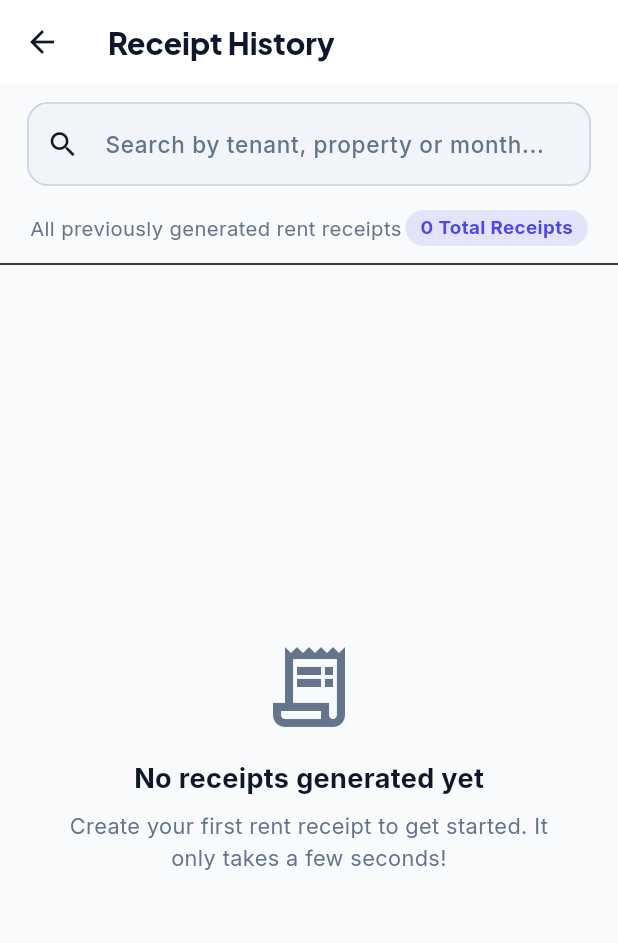
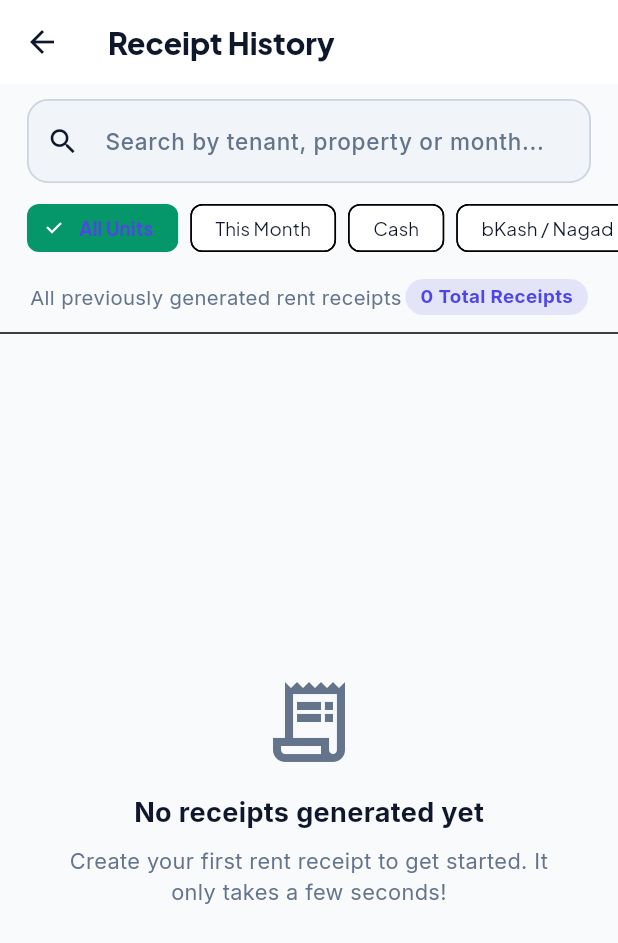
Before and after one commit to Levi9111/Rentezzi-mobile, a Flutter app: the ReceiptHistoryScreen screen opened directly, on a phone screen of 412 x 824 dp. Shown: the top 943 px of the screen. Run offline on Flutter 3.47's test engine with Material 3 defaults, Android fonts, the phone set to English and light mode, and no system bars; our stand-ins replace google_fonts, pdf, printing, shared_preferences; accounts and stored records are empty.

Commit message:
feat(screens): add payment method and date filters with haptic feedback to receipt history

```diff
--- a/lib/screens/receipts/receipt_history_screen.dart
+++ b/lib/screens/receipts/receipt_history_screen.dart
@@ -1,6 +1,8 @@
 import 'package:flutter/material.dart';
 import 'package:provider/provider.dart';
 import '../../core/constants/app_colors.dart';
+import '../../core/services/haptic_service.dart';
+import '../../models/receipt_model.dart';
 import '../../providers/app_provider.dart';
 import '../../providers/receipt_provider.dart';
 import '../../widgets/receipt_card.dart';
@@ -14,11 +16,34 @@ class ReceiptHistoryScreen extends StatefulWidget {
 
 class _ReceiptHistoryScreenState extends State<ReceiptHistoryScreen> {
   final _searchController = TextEditingController();
+  String _activeFilter = 'all'; // 'all', 'this_month', 'cash', 'bkash', 'bank'
 
   @override
   void dispose() {
     _searchController.dispose();
     super.dispose();
+  }
+
+  List<ReceiptModel> _applyFilters(List<ReceiptModel> receipts) {
+    final now = DateTime.now();
+
+    return receipts.where((r) {
+      if (_activeFilter == 'this_month') {
+        if (r.createdAt != null) {
+          return r.createdAt!.year == now.year && r.createdAt!.month == now.month;
+        }
+        return true;
+      } else if (_activeFilter == 'cash') {
+        return r.paymentMethod.toLowerCase() == 'cash';
+      } else if (_activeFilter == 'bkash') {
+        final m = r.paymentMethod.toLowerCase();
+        return m.contains('bkash') || m.contains('nagad') || m.contains('mobile');
+      } else if (_activeFilter == 'bank') {
+        final m = r.paymentMethod.toLowerCase();
+        return m.contains('bank') || m.contains('cheque');
+      }
+      return true;
+    }).toList();
   }
 
   @override
@@ -28,7 +53,7 @@ class _ReceiptHistoryScreenState extends State<ReceiptHistoryScreen> {
     final fontScale = app.fontScale;
     final isDark = app.isDarkMode;
 
-    final filteredList = receipts.receipts;
+    final filteredList = _applyFilters(receipts.receipts);
 
     return Scaffold(
       backgroundColor: isDark ? AppColors.darkBg : AppColors.lightBg,
@@ -45,7 +70,7 @@ class _ReceiptHistoryScreenState extends State<ReceiptHistoryScreen> {
           children: [
             // Search Input Bar
             Padding(
-              padding: EdgeInsets.symmetric(horizontal: 18 * fontScale, vertical: 12 * fontScale),
+              padding: EdgeInsets.symmetric(horizontal: 18 * fontScale, vertical: 10 * fontScale),
               child: TextField(
                 controller: _searchController,
                 onChanged: (val) => receipts.setSearchQuery(val),
@@ -57,6 +82,7 @@ class _ReceiptHistoryScreenState extends State<ReceiptHistoryScreen> {
                       ? IconButton(
                           icon: const Icon(Icons.clear),
                           onPressed: () {
+                            HapticService.selection();
                             _searchController.clear();
                             receipts.setSearchQuery('');
                           },
@@ -65,6 +91,26 @@ class _ReceiptHistoryScreenState extends State<ReceiptHistoryScreen> {
                 ),
               ),
             ),
+
+            // Filter Chips Bar
+            SingleChildScrollView(
+              scrollDirection: Axis.horizontal,
+              padding: EdgeInsets.symmetric(horizontal: 18 * fontScale),
+              child: Row(
+                children: [
+                  _buildChip('all', app.tr('filterAll'), fontScale),
+                  SizedBox(width: 8 * fontScale),
+                  _buildChip('this_month', app.tr('filterThisMonth'), fontScale),
+                  SizedBox(width: 8 * fontScale),
+                  _buildChip('cash', app.isBengali ? 'নগদ (Cash)' : 'Cash', fontScale),
+                  SizedBox(width: 8 * fontScale),
+                  _buildChip('bkash', 'bKash / Nagad', fontScale),
+                  SizedBox(width: 8 * fontScale),
+                  _buildChip('bank', app.isBengali ? 'ব্যাংক' : 'Bank', fontScale),
+                ],
+              ),
+            ),
+            SizedBox(height: 10 * fontScale),
 
             // Receipts count badge
             Padding(
@@ -82,7 +128,7 @@ class _ReceiptHistoryScreenState extends State<ReceiptHistoryScreen> {
                   Container(
                     padding: EdgeInsets.symmetric(horizontal: 10 * fontScale, vertical: 3 * fontScale),
                     decoration: BoxDecoration(
-                      color: AppColors.primary.withOpacity(0.12),
+                      color: AppColors.primary.withValues(alpha: 0.12),
                       borderRadius: BorderRadius.circular(12),
                     ),
                     child: Text(
@@ -151,4 +197,26 @@ class _ReceiptHistoryScreenState extends State<ReceiptHistoryScreen> {
       ),
     );
   }
+
+  Widget _buildChip(String filterKey, String label, double fontScale) {
+    final isSelected = _activeFilter == filterKey;
+    return ChoiceChip(
+      label: Text(label),
+      selected: isSelected,
+      onSelected: (selected) {
+        if (selected) {
+          HapticService.selection();
+          setState(() {
+            _activeFilter = filterKey;
+          });
+        }
+      },
+      visualDensity: VisualDensity.compact,
+      labelStyle: TextStyle(
+        fontSize: 12.5 * fontScale,
+        fontWeight: isSelected ? FontWeight.bold : FontWeight.normal,
+        color: isSelected ? AppColors.primary : null,
+      ),
+    );
+  }
 }
```
